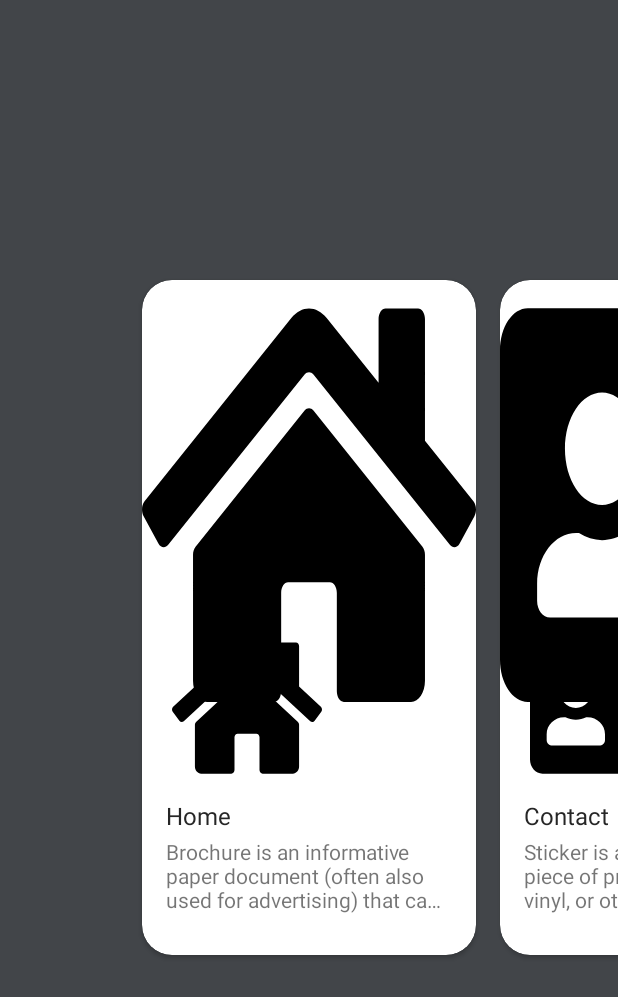
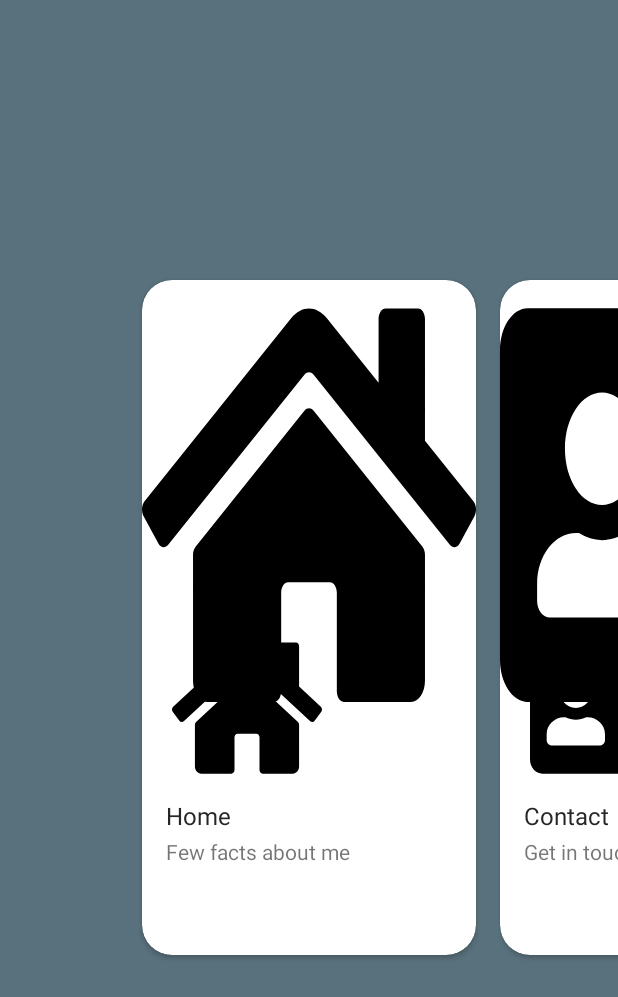
Before and after one commit to the-it-weirdo/ResumeApp-Android, an Android app: the screen it shows after launch (SwipeMenuActivity), on a phone screen of 412 x 824 dp. Shown: the top 997 px of the screen. Run offline under Robolectric (Android 15) with nearby library versions, the phone set to English and light mode, and no system bars.

```diff
--- a/app/src/main/AndroidManifest.xml
+++ b/app/src/main/AndroidManifest.xml
@@ -18,7 +18,8 @@
         android:supportsRtl="true"
         android:theme="@style/AppTheme.NoActionBar">
         <activity android:name=".DetailsActivity"
-            android:theme="@style/DetailScreenTheme"/>
+            android:theme="@style/DetailScreenTheme"
+            android:configChanges="layoutDirection|keyboard|keyboardHidden|orientation|screenSize|smallestScreenSize|screenLayout|uiMode"/>
         <activity android:name=".SwipeMenuActivity"
             android:theme="@style/SwipeViewTheme"/>
 
--- a/app/src/main/java/com/example/kingominho/Adapter.java
+++ b/app/src/main/java/com/example/kingominho/Adapter.java
@@ -11,6 +11,7 @@ import android.widget.TextView;
 
 import androidx.annotation.NonNull;
 
+import androidx.cardview.widget.CardView;
 import androidx.viewpager.widget.PagerAdapter;
 
 import java.util.List;
@@ -44,7 +45,9 @@ public class Adapter extends PagerAdapter {
 
         ImageView imageView, icon;
         TextView title, desc;
+        CardView cardView;
 
+        cardView = view.findViewById(R.id.cardView);
         icon = view.findViewById(R.id.nav_icon);
         imageView = view.findViewById(R.id.image);
         title = view.findViewById(R.id.title);
@@ -57,7 +60,7 @@ public class Adapter extends PagerAdapter {
         desc.setText(models.get(position).getDesc());
 
 
-        view.setOnClickListener(new View.OnClickListener() {
+        cardView.setOnClickListener(new View.OnClickListener() {
             @Override
             public void onClick(View v) {
                 Intent intent = new Intent(context, DetailsActivity.class);
--- a/app/src/main/java/com/example/kingominho/MainActivity.java
+++ b/app/src/main/java/com/example/kingominho/MainActivity.java
@@ -294,4 +294,9 @@ public class MainActivity extends AppCompatActivity
     public void onWebViewFragmentBackButtonPressedFromHomeWebsite() {
         showFragment(R.id.nav_contact);
     }
+
+    @Override
+    public void onBackPressedFromMailForm() {
+        showFragment(R.id.nav_contact);
+    }
 }
--- a/app/src/main/java/com/example/kingominho/SwipeMenuActivity.java
+++ b/app/src/main/java/com/example/kingominho/SwipeMenuActivity.java
@@ -4,6 +4,7 @@ import androidx.appcompat.app.AppCompatActivity;
 import androidx.viewpager.widget.ViewPager;
 
 import android.animation.ArgbEvaluator;
+import android.content.res.TypedArray;
 import android.os.Bundle;
 import android.os.Handler;
 import android.widget.Toast;
@@ -19,7 +20,6 @@ public class SwipeMenuActivity extends AppCompatActivity {
     Integer[] colors = null;
     ArgbEvaluator argbEvaluator = new ArgbEvaluator();
 
-    private static final String webViewFragmentTag = "WEB_FRAGMENT";
     private boolean mBackPressedOnce;
     private Handler mHandler = new Handler();
     private Runnable mRunnable = new Runnable() {
@@ -36,12 +36,36 @@ public class SwipeMenuActivity extends AppCompatActivity {
         super.onCreate(savedInstanceState);
         setContentView(R.layout.swipe_menu);
 
+        String[] menuTitle = getResources().getStringArray(R.array.menu_array);
+
+        String[] menuDesc = getResources().getStringArray(R.array.menu_desc_array);
+
+        TypedArray imgTypedArray = getResources().obtainTypedArray(R.array.menu_icons);
+        int[] iconImageIDs = new int[imgTypedArray.length()];
+        for (int i = 0; i < imgTypedArray.length(); i++) {
+            iconImageIDs[i] = imgTypedArray.getResourceId(i, -1);
+        }
+        imgTypedArray.recycle();
+
+        imgTypedArray = getResources().obtainTypedArray(R.array.menu_skins);
+        int[] skinImageIDs = new int[imgTypedArray.length()];
+        for (int i = 0; i < imgTypedArray.length(); i++) {
+            skinImageIDs[i] = imgTypedArray.getResourceId(i, -1);
+        }
+        imgTypedArray.recycle();
+
+        int a2 = (int) Math.pow((menuTitle.length - menuDesc.length), 2);
+        int b2 = (int) Math.pow((iconImageIDs.length - skinImageIDs.length), 2);
+
+        if (a2 - b2 != 0) {
+            throw new RuntimeException("menuTitle.length, menuDesc.length, iconImageIDs.length, skinImageIDs.length must be equal!!");
+        }
+
+        //Model(int icon, int image, String title, String desc)
         models = new ArrayList<>();
-        models.add(new Model(R.drawable.ic_home, R.drawable.ic_home,"Home", "Brochure is an informative paper document (often also used for advertising) that can be folded into a template"));
-        models.add(new Model(R.drawable.ic_address_card, R.drawable.ic_address_card, "Contact", "Sticker is a type of label: a piece of printed paper, plastic, vinyl, or other material with pressure sensitive adhesive on one side"));
-        models.add(new Model(R.drawable.ic_skills, R.drawable.ic_skills,"Skills", "Poster is any piece of printed paper designed to be attached to a wall or vertical surface."));
-        models.add(new Model(R.drawable.ic_project, R.drawable.skin_project,"Projects", "Business cards are cards bearing business information about a company or individual."));
-        models.add(new Model(R.drawable.ic_info_outline_black_24dp, R.drawable.ic_project, "About", "Business cards are cards bearing business information about a company or individual."));
+        for (int i = 0; i < menuTitle.length; i++) {
+            models.add(new Model(iconImageIDs[i], skinImageIDs[i], menuTitle[i], menuDesc[i]));
+        }
 
         adapter = new Adapter(models, this);
 
@@ -53,16 +77,16 @@ public class SwipeMenuActivity extends AppCompatActivity {
                 getResources().getColor(R.color.color1),
                 getResources().getColor(R.color.color2),
                 getResources().getColor(R.color.color3),
-                getResources().getColor(R.color.color4)
+                getResources().getColor(R.color.color4),
+                getResources().getColor(R.color.color5)
         };
 
         colors = colors_temp;
 
-        viewPager.setOnPageChangeListener(new ViewPager.OnPageChangeListener() {
+        viewPager.addOnPageChangeListener(new ViewPager.OnPageChangeListener() {
             @Override
             public void onPageScrolled(int position, float positionOffset, int positionOffsetPixels) {
-
-                if (position < (adapter.getCount() -1) && position < (colors.length - 1)) {
+                if (position < (adapter.getCount() - 1) && position < (colors.length - 1)) {
                     viewPager.setBackgroundColor(
 
                             (Integer) argbEvaluator.evaluate(
@@ -71,9 +95,7 @@ public class SwipeMenuActivity extends AppCompatActivity {
                                     colors[position + 1]
                             )
                     );
-                }
-
-                else {
+                } else {
                     viewPager.setBackgroundColor(colors[colors.length - 1]);
                 }
             }
@@ -88,19 +110,15 @@ public class SwipeMenuActivity extends AppCompatActivity {
 
             }
         });
+
     }
 
     @Override
     public void onBackPressed() {
-        WebViewFragment fragment = (WebViewFragment) getSupportFragmentManager().findFragmentByTag(webViewFragmentTag);
-        if (fragment != null && fragment.isVisible()) {
-            fragment.webNavigation();
-        }  else {
         if (mBackPressedOnce) {
             super.onBackPressed();
             return;
         }
-
         this.mBackPressedOnce = true;
         String mMessage = getResources().getString(R.string.pressBackTwice);
         mToast = Toast.makeText(getApplicationContext(), mMessage, Toast.LENGTH_SHORT);
@@ -108,7 +126,7 @@ public class SwipeMenuActivity extends AppCompatActivity {
 
         mHandler.postDelayed(mRunnable, delay);
     }
-    }
+
 
     @Override
     protected void onDestroy() {
--- a/app/src/main/res/drawable/ic_launcher_background.xml
+++ b/app/src/main/res/drawable/ic_launcher_background.xml
@@ -5,7 +5,7 @@
     android:viewportWidth="108"
     android:viewportHeight="108">
     <path
-        android:fillColor="#008577"
+        android:fillColor="#00008577"
         android:pathData="M0,0h108v108h-108z" />
     <path
         android:fillColor="#00000000"
--- a/app/src/main/res/layout/fragment_home.xml
+++ b/app/src/main/res/layout/fragment_home.xml
@@ -9,7 +9,7 @@
 
     <androidx.core.widget.NestedScrollView
         android:layout_width="match_parent"
-        android:layout_height="wrap_content"
+        android:layout_height="fill_parent"
         android:fillViewport="true"
         >
 
--- a/app/src/main/res/layout/item.xml
+++ b/app/src/main/res/layout/item.xml
@@ -10,6 +10,7 @@
         android:layout_width="match_parent"
         android:layout_height="wrap_content"
         app:cardCornerRadius="20dp"
+        android:id="@+id/cardView"
         android:layout_margin="8dp">
 
         <RelativeLayout
--- a/app/src/main/res/mipmap-anydpi-v26/ic_launcher.xml
+++ /dev/null
@@ -1,5 +0,0 @@
-<?xml version="1.0" encoding="utf-8"?>
-<adaptive-icon xmlns:android="http://schemas.android.com/apk/res/android">
-    <background android:drawable="@drawable/ic_launcher_background" />
-    <foreground android:drawable="@drawable/ic_launcher_foreground" />
-</adaptive-icon>
--- a/app/src/main/res/mipmap-anydpi-v26/ic_launcher_round.xml
+++ /dev/null
@@ -1,5 +0,0 @@
-<?xml version="1.0" encoding="utf-8"?>
-<adaptive-icon xmlns:android="http://schemas.android.com/apk/res/android">
-    <background android:drawable="@drawable/ic_launcher_background" />
-    <foreground android:drawable="@drawable/ic_launcher_foreground" />
-</adaptive-icon>
--- a/app/src/main/res/values/colors.xml
+++ b/app/src/main/res/values/colors.xml
@@ -7,9 +7,10 @@
     <color name="black">#000000</color>
     <color name="black_overlay">#ffffffff</color>
 
-    <color name="color1">#424549</color>
+    <color name="color1">#59717c</color>
     <color name="color2">#7e455e</color>
     <color name="color3">#796e25</color>
-    <color name="color4">#59717c</color>
+    <color name="color4">#424549</color>
+    <color name="color5">#0E5E80</color>
 
 </resources>
--- a/app/src/main/res/values/integers.xml
+++ b/app/src/main/res/values/integers.xml
@@ -9,4 +9,21 @@
         <item>@drawable/ic_android_studio</item>
     </integer-array>
 
+    <!--Menu-->
+    <integer-array name="menu_icons">
+        <item>@drawable/ic_home</item>
+        <item>@drawable/ic_address_card</item>
+        <item>@drawable/ic_skills</item>
+        <item>@drawable/ic_project</item>
+        <item>@drawable/ic_info_outline_black_24dp</item>
+    </integer-array>
+
+    <integer-array name="menu_skins">
+        <item>@drawable/ic_home</item>
+        <item>@drawable/ic_address_card</item>
+        <item>@drawable/ic_skills</item>
+        <item>@drawable/skin_project</item>
+        <item>@drawable/ic_info_outline_black_24dp</item>
+    </integer-array>
+
 </resources>
--- a/app/src/main/res/values/strings.xml
+++ b/app/src/main/res/values/strings.xml
@@ -28,6 +28,23 @@
     <string name="menu_project">Project</string>
     <string name="menu_share">Share</string>
     <string name="menu_send">Send</string>
+
+    <!--Swipe Menu-->
+    <string-array name="menu_array">
+        <item>Home</item>
+        <item>Contact</item>
+        <item>Skills</item>
+        <item>Projects</item>
+        <item>About</item>
+    </string-array>
+
+    <string-array name="menu_desc_array">
+        <item>Few facts about me</item>
+        <item>Get in touch!</item>
+        <item>Check out my skills</item>
+        <item>Showcasing my projects</item>
+        <item>App about and attributions</item>
+    </string-array>
 
 
     <!-- Home -->
```
Also changed, not shown: app/src/main/java/com/example/kingominho/DetailsActivity.java (+19 -8 lines), app/src/main/java/com/example/kingominho/MailForm.java (+10 -0 lines), app/src/main/res/drawable-v24/ic_launcher_foreground.png (added), app/src/main/res/drawable-v24/ic_launcher_foreground_round.png (added), app/src/main/res/drawable/ic_launcher_foreground.png (deleted). Lines whose indentation alone changed are shown as unchanged.
